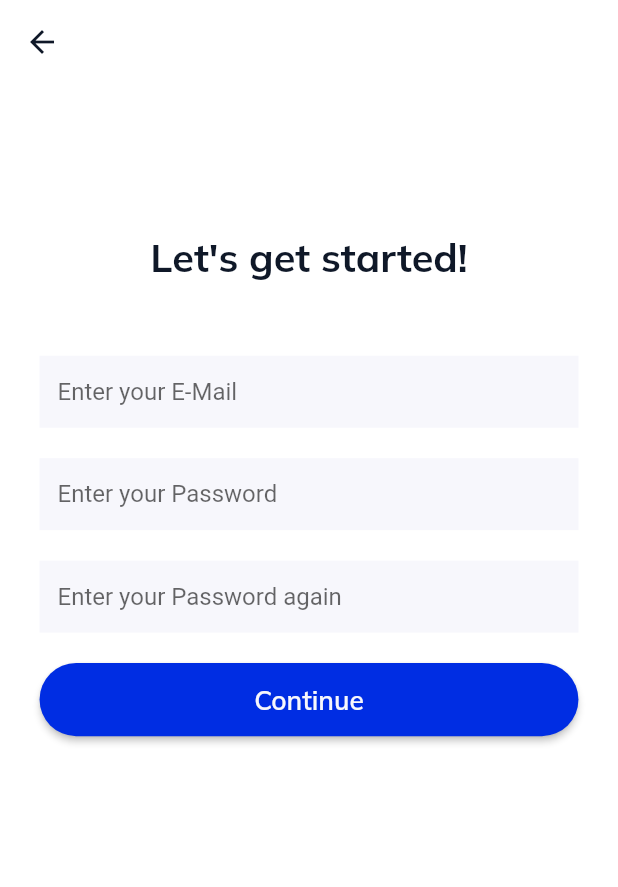
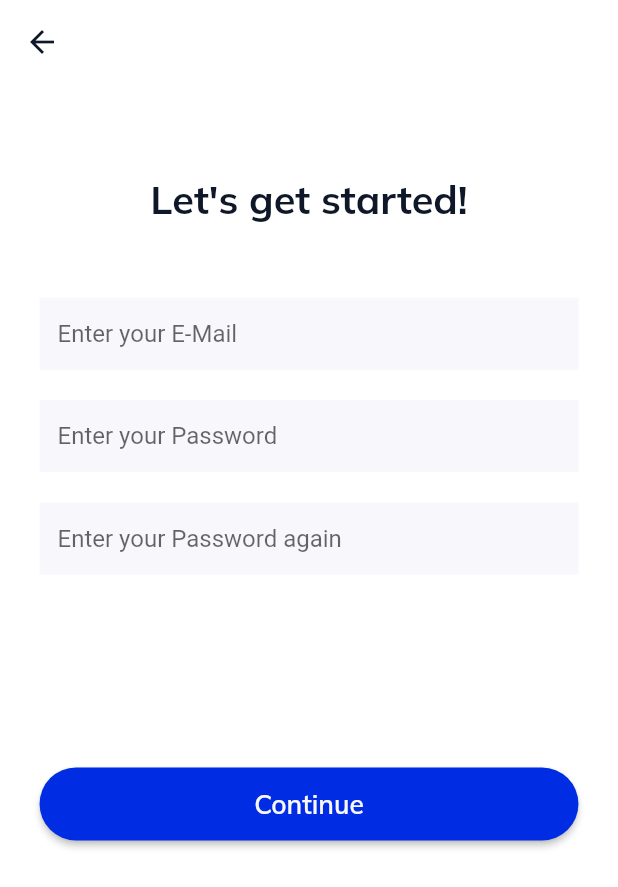
Before and after one commit to Marc4k/chat-app, a Flutter app: the SignUpScreen screen opened directly, on a phone screen of 412 x 824 dp. Shown: the top 887 px of the screen. Run offline on Flutter 3.47's test engine with Material 2 defaults, Android fonts, the phone set to English and light mode, and no system bars; our stand-ins replace badges, cloud_firestore, firebase_auth, firebase_core, intl_phone_number_input, pin_code_fields; missing offline and left inert: pixel_perfect; accounts and stored records are empty.

Commit message:
added signUp

```diff
--- a/lib/constants/styles.dart
+++ b/lib/constants/styles.dart
@@ -56,3 +56,10 @@ TextStyle metadata3Style = TextStyle(
   fontFamily: "Mulish",
   color: CustomColors.brandDarkColor,
 );
+
+TextStyle errorStyle = TextStyle(
+  fontSize: 14,
+  fontWeight: FontWeight.w600,
+  fontFamily: "Mulish",
+  color: Colors.red,
+);
--- /dev/null
+++ b/lib/domain/user_auth/user_auth_repository.dart
@@ -0,0 +1,6 @@
+import 'package:firebase_auth/firebase_auth.dart';
+
+abstract class UserAuthRepository {
+  Future<UserCredential> signUpUser(String email, String password);
+  Future<UserCredential> loginUser(String email, String password);
+}
--- a/lib/pages/sign_up_screen/view/sign_up_screen.dart
+++ b/lib/pages/sign_up_screen/view/sign_up_screen.dart
@@ -1,8 +1,10 @@
 import 'package:chat_app/constants/styles.dart';
+import 'package:chat_app/domain/user_auth/user_auth_impl.dart';
 import 'package:chat_app/shared/button_widget.dart';
 import 'package:chat_app/shared/custom_input_field.dart';
 import 'package:chat_app/shared/custom_text_widget.dart';
 import 'package:chat_app/shared/sized_box_height_widget.dart';
+import 'package:firebase_auth/firebase_auth.dart';
 import 'package:flutter/material.dart';
 
 import '../../../../shared/screen_adaption.dart';
@@ -21,6 +23,9 @@ class _SignUpScreenState extends State<SignUpScreen> {
   TextEditingController email = TextEditingController();
   TextEditingController password1 = TextEditingController();
   TextEditingController password2 = TextEditingController();
+
+  String error = "";
+
   @override
   Widget build(BuildContext context) {
     return Scaffold(
@@ -36,9 +41,9 @@ class _SignUpScreenState extends State<SignUpScreen> {
         child: Padding(
           padding:
               EdgeInsets.fromLTRB(24 * sW(context), 0, 24 * sW(context), 0),
+          child: SingleChildScrollView(
             child: Column(
               children: [
-              SizedBoxHeightWidget(height: 98),
                 CustomTextWidget(
                     text: "Let's get started!", style: heading2Style),
                 SizedBoxHeightWidget(height: 48),
@@ -49,16 +54,25 @@ class _SignUpScreenState extends State<SignUpScreen> {
                     hintText: "Enter your Password", controller: password1),
                 SizedBoxHeightWidget(height: 20),
                 CustomInputFieldWidget(
-                  hintText: "Enter your Password again", controller: password2),
-              SizedBoxHeightWidget(height: 20),
+                    hintText: "Enter your Password again",
+                    controller: password2),
+                SizedBoxHeightWidget(height: 10),
+                CustomTextWidget(text: error, style: errorStyle),
+                SizedBoxHeightWidget(height: 98),
                 ButtonWidget(
-                  callback: () {
-                    Navigator.of(context).push(MaterialPageRoute(builder: (_) {
+                    callback: () async {
+                      UserCredential user = await UserAuthImpl()
+                          .signUpUser(email.text, password1.text);
+                      print(user);
+                      /*Navigator.of(context)
+                          .push(MaterialPageRoute(builder: (_) {
                         return PhoneVerificationScreen();
-                    }));
+                      }));*/
                     },
-                  text: "Continue")
+                    text: "Continue"),
+                SizedBoxHeightWidget(height: 200),
               ],
+            ),
           ),
         ),
       ),
--- a/lib/pages/welcome_screen/view/welcome_screen.dart
+++ b/lib/pages/welcome_screen/view/welcome_screen.dart
@@ -5,6 +5,7 @@ import 'package:chat_app/shared/button_widget.dart';
 import 'package:chat_app/shared/custom_text_widget.dart';
 import 'package:chat_app/shared/screen_adaption.dart';
 import 'package:chat_app/shared/sized_box_height_widget.dart';
+import 'package:firebase_auth/firebase_auth.dart';
 import 'package:flutter/material.dart';
 
 class WelcomeScreen extends StatelessWidget {
@@ -52,7 +53,10 @@ class WelcomeScreen extends StatelessWidget {
                 text: "Sign Up"),
             SizedBoxHeightWidget(height: 8),
             GestureDetector(
-              onTap: () {},
+              onTap: () async {
+                final FirebaseAuth _auth = FirebaseAuth.instance;
+                await _auth.signOut();
+              },
               child: RichText(
                 text: TextSpan(children: <TextSpan>[
                   TextSpan(text: "You’re already a member?", style: body1Style),
```
Also changed, not shown: lib/domain/user_auth/user_auth_impl.dart (added, +20 -0 lines). Lines whose indentation alone changed are shown as unchanged.
